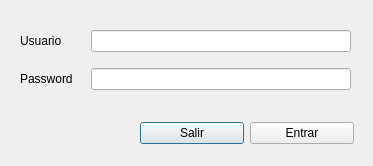
BertoSoft/GesNomCas, file GesNomCas/login.ui: the form before one commit.
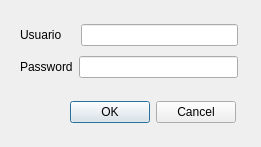
The form after the commit. Icons and pictures are not drawn.

Patch:
```diff
--- a/GesNomCas/login.ui
+++ b/GesNomCas/login.ui
@@ -9,8 +9,8 @@
    <rect>
     <x>0</x>
     <y>0</y>
-    <width>373</width>
-    <height>166</height>
+    <width>261</width>
+    <height>147</height>
    </rect>
   </property>
   <property name="windowTitle">
@@ -20,47 +20,13 @@
    <iconset resource="imagenes/imagenes.qrc">
     <normaloff>:/icono.png</normaloff>:/icono.png</iconset>
   </property>
-  <widget class="QWidget" name="layoutWidget">
-   <property name="geometry">
-    <rect>
-     <x>140</x>
-     <y>120</y>
-     <width>214</width>
-     <height>27</height>
-    </rect>
-   </property>
-   <layout class="QHBoxLayout" name="horizontalLayout" stretch="1,1">
-    <item>
-     <widget class="QPushButton" name="btnSalir">
-      <property name="text">
-       <string>Salir</string>
-      </property>
-      <property name="icon">
-       <iconset resource="imagenes/imagenes.qrc">
-        <normaloff>:/salir.jpeg</normaloff>:/salir.jpeg</iconset>
-      </property>
-     </widget>
-    </item>
-    <item>
-     <widget class="QPushButton" name="btnEntrar">
-      <property name="text">
-       <string>Entrar</string>
-      </property>
-      <property name="icon">
-       <iconset resource="imagenes/imagenes.qrc">
-        <normaloff>:/enter.jpeg</normaloff>:/enter.jpeg</iconset>
-      </property>
-     </widget>
-    </item>
-   </layout>
-  </widget>
   <widget class="QWidget" name="layoutWidget">
    <property name="geometry">
     <rect>
      <x>20</x>
      <y>20</y>
-     <width>331</width>
-     <height>81</height>
+     <width>218</width>
+     <height>62</height>
     </rect>
    </property>
    <layout class="QVBoxLayout" name="verticalLayout">
@@ -69,7 +35,7 @@
       <item>
        <widget class="QLabel" name="label">
         <property name="text">
-         <string>Usuario</string>
+         <string>Usuario    </string>
         </property>
        </widget>
       </item>
@@ -94,6 +60,22 @@
     </item>
    </layout>
   </widget>
+  <widget class="QDialogButtonBox" name="buttonBox">
+   <property name="geometry">
+    <rect>
+     <x>70</x>
+     <y>100</y>
+     <width>166</width>
+     <height>25</height>
+    </rect>
+   </property>
+   <property name="orientation">
+    <enum>Qt::Horizontal</enum>
+   </property>
+   <property name="standardButtons">
+    <set>QDialogButtonBox::Cancel|QDialogButtonBox::Ok</set>
+   </property>
+  </widget>
  </widget>
  <resources>
   <include location="imagenes/imagenes.qrc"/>
```
